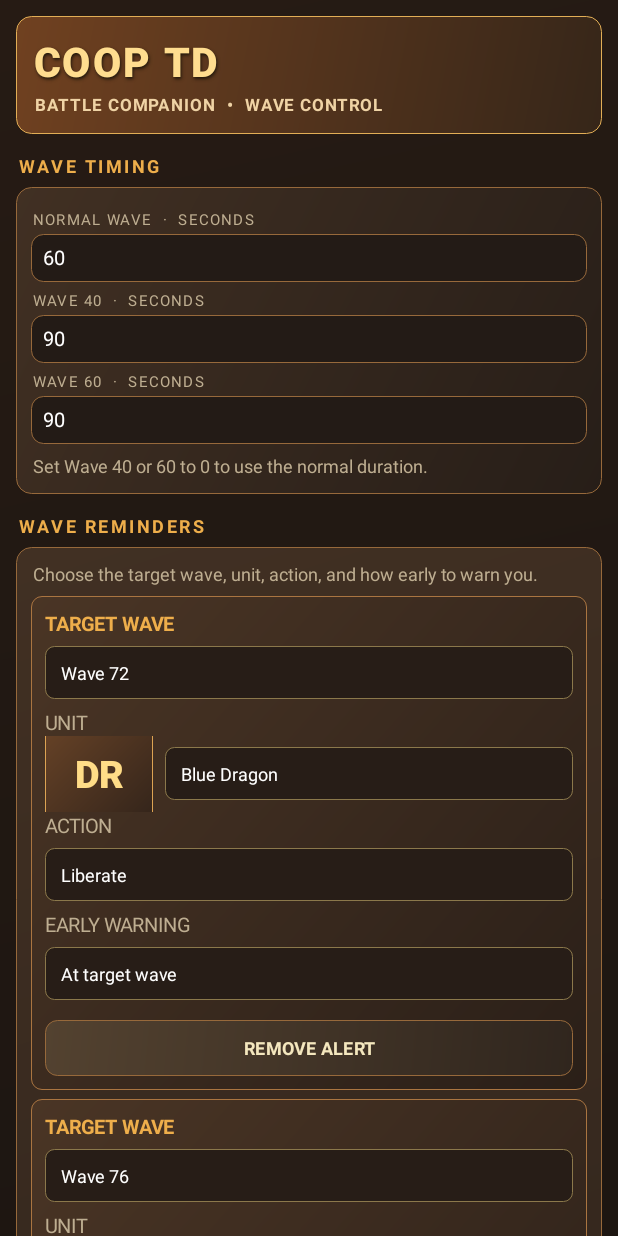
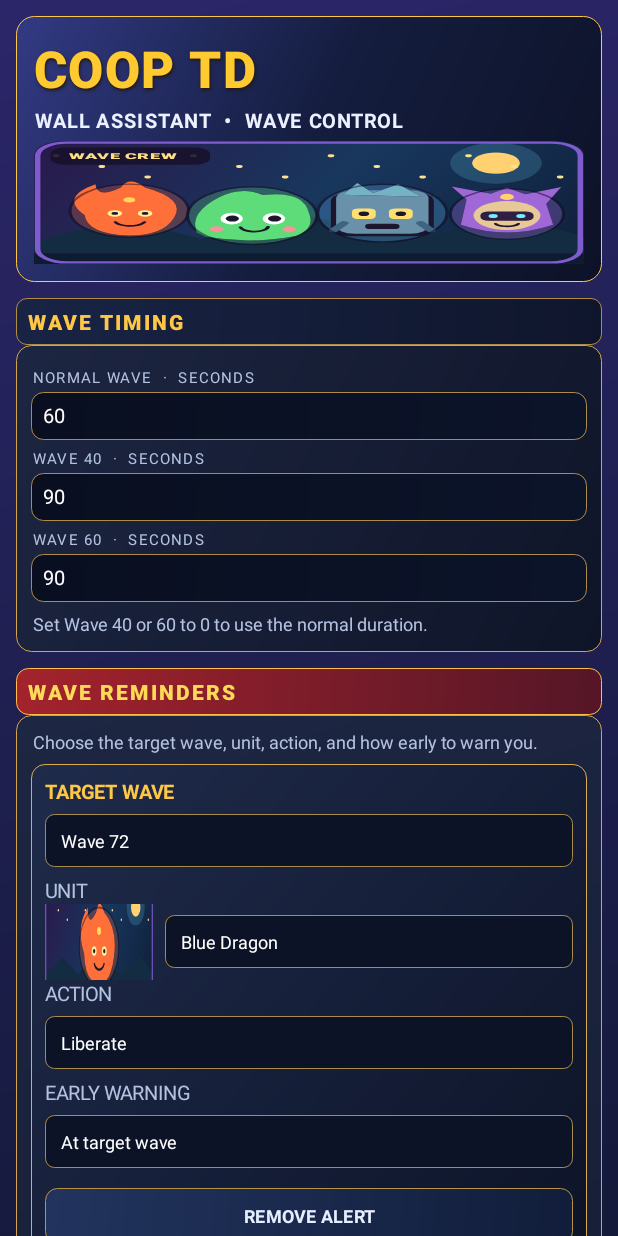
Before and after one commit to yoyoitsyo/CoopTD-App, an Android app: the screen it shows after launch (MainActivity), on a phone screen of 412 x 824 dp. Run offline under Robolectric (Android 15) with nearby library versions, the phone set to English and light mode, and no system bars.

Commit message:
Restyle main screen to match CoopTD fantasy HUD reference

```diff
--- a/app/src/main/java/com/yoyoitsyo/cooptdwall/MainActivity.kt
+++ b/app/src/main/java/com/yoyoitsyo/cooptdwall/MainActivity.kt
@@ -30,10 +30,10 @@ class MainActivity : Activity() {
     private lateinit var vibration: CheckBox
     private lateinit var soundStyle: Spinner
 
-    private val bg = Color.rgb(22, 18, 15)
-    private val panel = Color.rgb(55, 42, 30)
-    private val cyan = Color.rgb(238, 174, 75)
-    private val muted = Color.rgb(190, 174, 145)
+    private val bg = Color.rgb(12, 17, 37)
+    private val panel = Color.rgb(24, 31, 54)
+    private val cyan = Color.rgb(255, 199, 70)
+    private val muted = Color.rgb(180, 194, 225)
     private data class ReminderRow(val wave: Spinner, val unit: Spinner, val action: Spinner, val lead: Spinner, val custom: EditText)
 
     override fun onCreate(savedInstanceState: Bundle?) {
@@ -41,30 +41,31 @@ class MainActivity : Activity() {
         val root = LinearLayout(this).apply {
             orientation = LinearLayout.VERTICAL
             setPadding(16, 16, 16, 30)
-            background = gradient(intArrayOf(Color.rgb(38, 27, 20), Color.rgb(18, 16, 14)), 0)
+            background = gradient(intArrayOf(Color.rgb(43, 38, 105), Color.rgb(17, 24, 52), Color.rgb(9, 13, 29)), 0)
         }
 
         val hero = LinearLayout(this).apply {
             orientation = LinearLayout.VERTICAL
             setPadding(18, 18, 18, 18)
-            background = gradient(intArrayOf(Color.rgb(112, 65, 32), Color.rgb(54, 38, 25)), 10, Color.rgb(226, 174, 86))
+            background = gradient(intArrayOf(Color.rgb(50, 58, 132), Color.rgb(20, 29, 62), Color.rgb(13, 18, 39)), 12, Color.rgb(255, 199, 70))
         }
         hero.addView(TextView(this).apply {
             text = "COOP TD"
-            textSize = 27f
-            letterSpacing = 0.06f
-            setTextColor(Color.rgb(255, 221, 143))
+            textSize = 34f
+            letterSpacing = 0.025f
+            setTextColor(Color.rgb(255, 202, 48))
             typeface = Typeface.create("sans-serif-black", Typeface.BOLD)
             setShadowLayer(2f, 1f, 2f, Color.rgb(35, 25, 12))
         })
         hero.addView(TextView(this).apply {
-            text = "BATTLE COMPANION  •  WAVE CONTROL"
-            textSize = 11f
-            letterSpacing = 0.10f
-            setTextColor(Color.rgb(239, 211, 165))
+            text = "WALL ASSISTANT  •  WAVE CONTROL"
+            textSize = 13f
+            letterSpacing = 0.07f
+            setTextColor(Color.rgb(235, 241, 255))
             typeface = Typeface.DEFAULT_BOLD
             setPadding(1, 5, 1, 0)
         })
+        hero.addView(CoopArtView(this, "banner"), LinearLayout.LayoutParams(-1, (82 * resources.displayMetrics.density).toInt()).apply { topMargin = 7 })
         root.addView(hero, LinearLayout.LayoutParams(-1, -2).apply { bottomMargin = 16 })
 
         root.addView(sectionTitle("WAVE TIMING"))
@@ -174,16 +175,17 @@ class MainActivity : Activity() {
     private fun card() = LinearLayout(this).apply {
         orientation = LinearLayout.VERTICAL
         setPadding(15, 14, 15, 14)
-        background = gradient(intArrayOf(Color.rgb(65, 48, 35), Color.rgb(39, 30, 24)), 10, Color.rgb(151, 105, 59))
+        background = gradient(intArrayOf(Color.rgb(29, 38, 66), Color.rgb(15, 21, 40)), 10, Color.rgb(211, 165, 72))
     }
 
     private fun sectionTitle(textValue: String) = TextView(this).apply {
         text = textValue
-        textSize = 12f
-        letterSpacing = 0.14f
-        setTextColor(cyan)
-        typeface = Typeface.DEFAULT_BOLD
-        setPadding(3, 3, 3, 9)
+        textSize = 14f
+        letterSpacing = 0.10f
+        setTextColor(if (textValue.contains("REMINDER", true)) Color.rgb(255, 218, 88) else cyan)
+        typeface = Typeface.create("sans-serif-black", Typeface.BOLD)
+        setPadding(12, 9, 12, 9)
+        background = if (textValue.contains("REMINDER", true)) gradient(intArrayOf(Color.rgb(164, 35, 44), Color.rgb(85, 22, 39)), 8, Color.rgb(255, 190, 70)) else gradient(intArrayOf(Color.rgb(25, 36, 69), Color.rgb(15, 22, 44)), 7, Color.rgb(176, 140, 68))
     }
 
     private fun addField(parent: LinearLayout, title: String, field: EditText) {
@@ -203,7 +205,7 @@ class MainActivity : Activity() {
         textSize = 13f
         setTextColor(Color.WHITE)
         setPadding(12, 5, 12, 5)
-        background = gradient(intArrayOf(Color.rgb(35, 27, 22), Color.rgb(35, 27, 22)), 8, Color.rgb(151, 105, 59))
+        background = gradient(intArrayOf(Color.rgb(9, 15, 32), Color.rgb(12, 20, 42)), 8, Color.rgb(173, 140, 72))
     }
 
     private fun actionButton(label: String, primary: Boolean, action: () -> Unit) = TextView(this).apply {
@@ -216,9 +218,9 @@ class MainActivity : Activity() {
         includeFontPadding = true
         minHeight = 0
         setPadding(10, 6, 10, 6)
-        setTextColor(if (primary) Color.rgb(47, 35, 17) else Color.rgb(244, 231, 190))
-        background = if (primary) gradient(intArrayOf(Color.rgb(255, 204, 105), Color.rgb(190, 112, 42)), 8, Color.rgb(255, 226, 157))
-            else gradient(intArrayOf(Color.rgb(83, 66, 48), Color.rgb(48, 38, 30)), 8, Color.rgb(151, 105, 59))
+        setTextColor(if (primary) Color.rgb(255, 230, 145) else Color.rgb(231, 239, 255))
+        background = if (primary) gradient(intArrayOf(Color.rgb(40, 105, 210), Color.rgb(18, 51, 126)), 8, Color.rgb(255, 207, 74))
+            else gradient(intArrayOf(Color.rgb(34, 52, 94), Color.rgb(17, 29, 58)), 8, Color.rgb(184, 146, 70))
         isClickable = true
         isFocusable = true
         setOnClickListener { action() }
@@ -276,7 +278,7 @@ class MainActivity : Activity() {
         val rowCard = LinearLayout(this).apply {
             orientation = LinearLayout.VERTICAL
             setPadding(14, 14, 14, 14)
-            background = gradient(intArrayOf(Color.rgb(74, 53, 37), Color.rgb(42, 31, 24)), 7, Color.rgb(170, 117, 65))
+            background = gradient(intArrayOf(Color.rgb(31, 43, 75), Color.rgb(13, 20, 40)), 9, Color.rgb(218, 172, 76))
         }
         fun spinner(items: List<String>, selected: String): Spinner {
             val view = Spinner(this)
@@ -289,9 +291,9 @@ class MainActivity : Activity() {
                     label.gravity = Gravity.CENTER_VERTICAL
                     label.setPadding(16, 14, 16, 14)
                     label.background = gradient(intArrayOf(
-                        if (dropdown) Color.rgb(95, 65, 39) else Color.rgb(39, 29, 23),
-                        if (dropdown) Color.rgb(68, 47, 32) else Color.rgb(39, 29, 23)
-                    ), 6, Color.rgb(139, 120, 75))
+                        if (dropdown) Color.rgb(43, 62, 112) else Color.rgb(12, 19, 39),
+                        if (dropdown) Color.rgb(25, 38, 78) else Color.rgb(12, 19, 39)
+                    ), 6, Color.rgb(169, 139, 75))
                     return label
                 }
                 override fun getView(position: Int, convertView: View?, parent: ViewGroup): View = styled(position, convertView, false)
@@ -326,29 +328,26 @@ class MainActivity : Activity() {
             background = gradient(intArrayOf(Color.rgb(35, 27, 22), Color.rgb(35, 27, 22)), 8, Color.rgb(151, 105, 59))
             visibility = if (unitValue == "Custom unit" || unitValue !in units) View.VISIBLE else View.GONE
         }
-        val unitPortrait = TextView(this).apply {
-            text = when (unitValue) {
-                "Blue Dragon" -> "✦"
-                "Ivy Whisper" -> "✧"
-                "Witch Doctor" -> "❖"
-                else -> "★"
-            }
-            textSize = 25f
-            gravity = Gravity.CENTER
-            typeface = Typeface.create("sans-serif-black", Typeface.BOLD)
-            setTextColor(Color.rgb(255, 220, 135))
-            background = gradient(intArrayOf(Color.rgb(104, 67, 39), Color.rgb(49, 35, 26)), 6, Color.rgb(220, 163, 83))
+        val unitPortrait = CoopArtView(this, when (unitValue) {
+            "Blue Dragon" -> "dragon"
+            "Ivy Whisper" -> "ivy"
+            "Witch Doctor" -> "witch"
+            else -> "golem"
+        }).apply {
+            contentDescription = "${unitValue} portrait"
+            background = gradient(intArrayOf(Color.rgb(28, 58, 125), Color.rgb(13, 25, 58)), 6, Color.rgb(255, 199, 70))
         }
         unit.onItemSelectedListener = object : android.widget.AdapterView.OnItemSelectedListener {
             override fun onNothingSelected(parent: android.widget.AdapterView<*>?) {}
             override fun onItemSelected(parent: android.widget.AdapterView<*>?, view: View?, position: Int, id: Long) {
                 custom.visibility = if (units[position] == "Custom unit") View.VISIBLE else View.GONE
-                unitPortrait.text = when (units[position]) {
-                    "Blue Dragon" -> "DR"
-                    "Ivy Whisper" -> "IV"
-                    "Witch Doctor" -> "WD"
-                    else -> "★"
+                unitPortrait.artType = when (units[position]) {
+                    "Blue Dragon" -> "dragon"
+                    "Ivy Whisper" -> "ivy"
+                    "Witch Doctor" -> "witch"
+                    else -> "golem"
                 }
+                unitPortrait.invalidate()
             }
         }
         rowCard.addView(TextView(this).apply {
```
